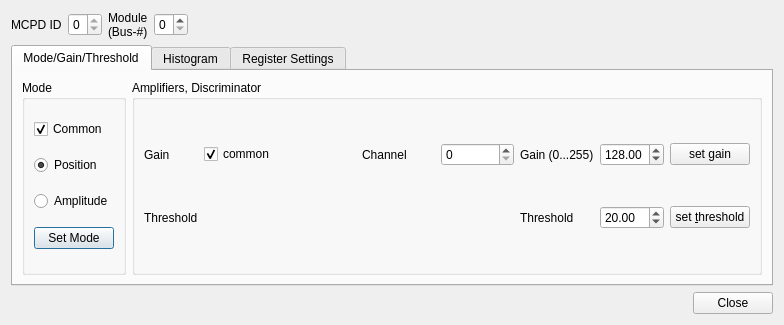
Before: the Qt Designer form qmesydaq/modulesetup.ui in flueke/qmesydaq, drawn with Qt 5.
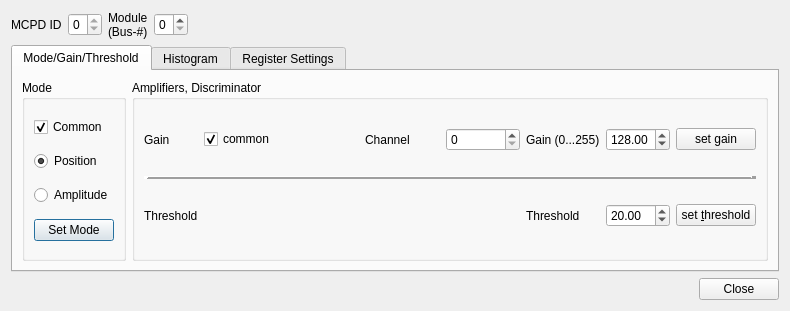
After: the same form once the commit is applied. Custom widgets are drawn as their Qt base class.

Commit message:
ModuleSetup: add a horizontal line
The horizontal line between gain and threshold settings should show
the user, that the common setting is only for the gain and the
threshold is always for all channels of a module.

Patch:
```diff
--- a/qmesydaq/modulesetup.ui
+++ b/qmesydaq/modulesetup.ui
@@ -6,8 +6,8 @@
    <rect>
     <x>0</x>
     <y>0</y>
-    <width>784</width>
-    <height>325</height>
+    <width>790</width>
+    <height>291</height>
    </rect>
   </property>
   <property name="windowTitle">
@@ -125,7 +125,7 @@
             </property>
            </widget>
           </item>
-          <item row="0" column="2">
+          <item row="0" column="1">
            <widget class="QCheckBox" name="comgain">
             <property name="text">
              <string>common</string>
@@ -135,7 +135,7 @@
             </property>
            </widget>
           </item>
-          <item row="0" column="3">
+          <item row="0" column="2">
            <layout class="QHBoxLayout" name="channelLayout">
             <item>
              <widget class="QLabel" name="channelLabel">
@@ -159,7 +159,7 @@
             </item>
            </layout>
           </item>
-          <item row="0" column="4">
+          <item row="0" column="3">
            <widget class="QLabel" name="textLabel1_4_2_3_3_3">
             <property name="text">
              <string>Gain (0...255)</string>
@@ -169,7 +169,7 @@
             </property>
            </widget>
           </item>
-          <item row="0" column="5">
+          <item row="0" column="4">
            <widget class="QDoubleSpinBox" name="gain">
             <property name="text" stdset="0">
              <string>128,00</string>
@@ -185,14 +185,27 @@
             </property>
            </widget>
           </item>
-          <item row="0" column="6">
+          <item row="0" column="5">
            <widget class="QPushButton" name="setGain">
             <property name="text">
              <string>set gain</string>
             </property>
            </widget>
           </item>
-          <item row="1" column="0" colspan="2">
+          <item row="1" column="0" colspan="6">
+           <widget class="Line" name="line">
+            <property name="frameShadow">
+             <enum>QFrame::Raised</enum>
+            </property>
+            <property name="lineWidth">
+             <number>5</number>
+            </property>
+            <property name="orientation">
+             <enum>Qt::Horizontal</enum>
+            </property>
+           </widget>
+          </item>
+          <item row="2" column="0">
            <widget class="QLabel" name="textLabel1_4_2_3_3">
             <property name="text">
              <string>Threshold</string>
@@ -202,7 +215,7 @@
             </property>
            </widget>
           </item>
-          <item row="1" column="2">
+          <item row="2" column="1">
            <spacer name="horizontalSpacer_2">
             <property name="orientation">
              <enum>Qt::Horizontal</enum>
@@ -215,7 +228,7 @@
             </property>
            </spacer>
           </item>
-          <item row="1" column="3">
+          <item row="2" column="2">
            <spacer name="horizontalSpacer">
             <property name="orientation">
              <enum>Qt::Horizontal</enum>
@@ -228,7 +241,7 @@
             </property>
            </spacer>
           </item>
-          <item row="1" column="4">
+          <item row="2" column="3">
            <widget class="QLabel" name="textLabel1_4_2_3_3_2">
             <property name="text">
              <string>Threshold</string>
@@ -238,7 +251,7 @@
             </property>
            </widget>
           </item>
-          <item row="1" column="5">
+          <item row="2" column="4">
            <widget class="QDoubleSpinBox" name="threshold">
             <property name="text" stdset="0">
              <string>20,00</string>
@@ -251,7 +264,7 @@
             </property>
            </widget>
           </item>
-          <item row="1" column="6">
+          <item row="2" column="5">
            <widget class="QPushButton" name="setThreshold">
             <property name="text">
              <string>set &amp;threshold</string>
```
Left out of the diff: 2 changed lines with no effect on the pictures.
